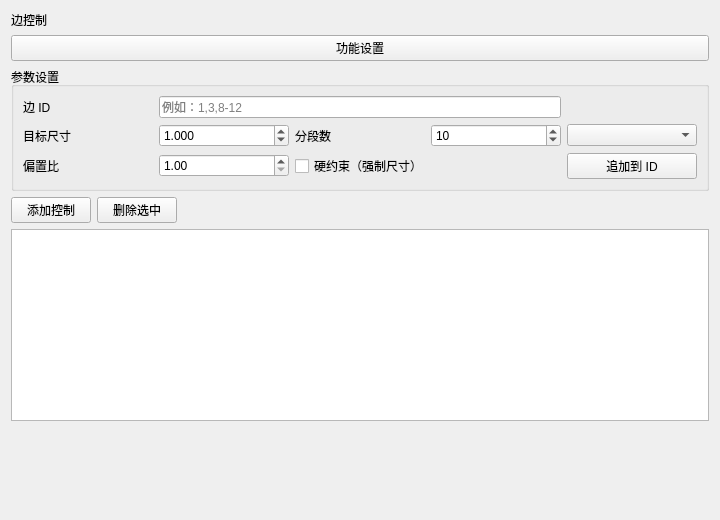
Qt form plugins/Base_Mesh/MeshEdgeControlWidget.ui (asd977/base_cae) before a commit.
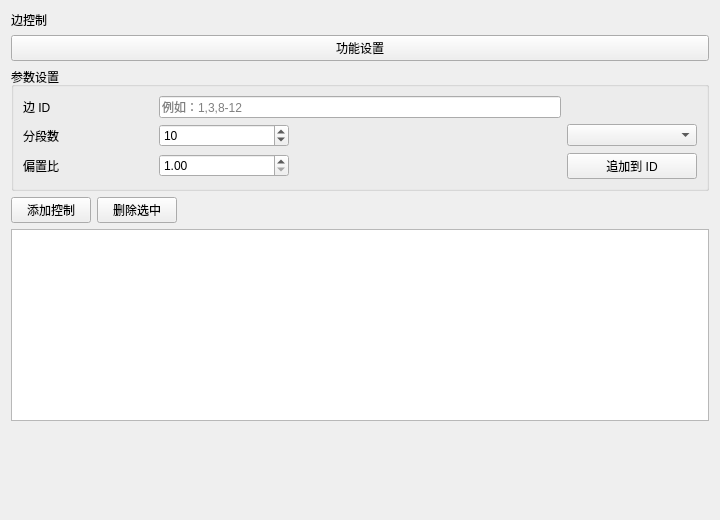
The same form after that commit. Custom widgets are drawn as their Qt base class.

Commit message: mesh: remove edge target size and hard constraint controls

Diff of the .ui file:
```diff
--- a/plugins/Base_Mesh/MeshEdgeControlWidget.ui
+++ b/plugins/Base_Mesh/MeshEdgeControlWidget.ui
@@ -57,36 +57,13 @@
           </layout>
       </item>
       <item row="1" column="0">
-       <widget class="QLabel" name="labelSize">
-        <property name="text">
-         <string>目标尺寸</string>
-        </property>
-       </widget>
-      </item>
-      <item row="1" column="1">
-       <widget class="QDoubleSpinBox" name="spinSize">
-        <property name="decimals">
-         <number>3</number>
-        </property>
-        <property name="minimum">
-         <double>0.001000000000000</double>
-        </property>
-        <property name="maximum">
-         <double>1000000.000000000000000</double>
-        </property>
-        <property name="value">
-         <double>1.000000000000000</double>
-        </property>
-       </widget>
-      </item>
-      <item row="1" column="2">
        <widget class="QLabel" name="labelDivisions">
         <property name="text">
          <string>分段数</string>
         </property>
        </widget>
       </item>
-      <item row="1" column="3">
+      <item row="1" column="1">
        <widget class="QSpinBox" name="spinDivisions">
         <property name="minimum">
          <number>1</number>
@@ -125,13 +102,6 @@
         </property>
        </widget>
       </item>
-      <item row="2" column="2" colspan="2">
-       <widget class="QCheckBox" name="checkHardConstraint">
-        <property name="text">
-         <string>硬约束（强制尺寸）</string>
-        </property>
-       </widget>
-      </item>
      </layout>
     </widget>
    </item>
```
The commit also changes 5 other files.
